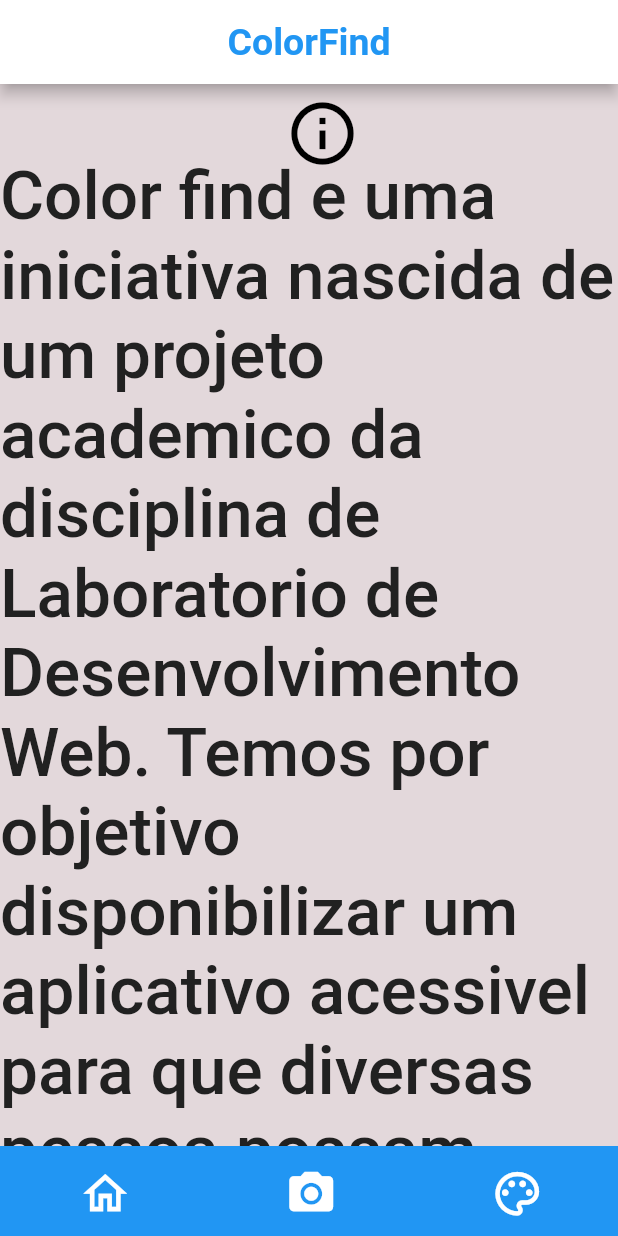
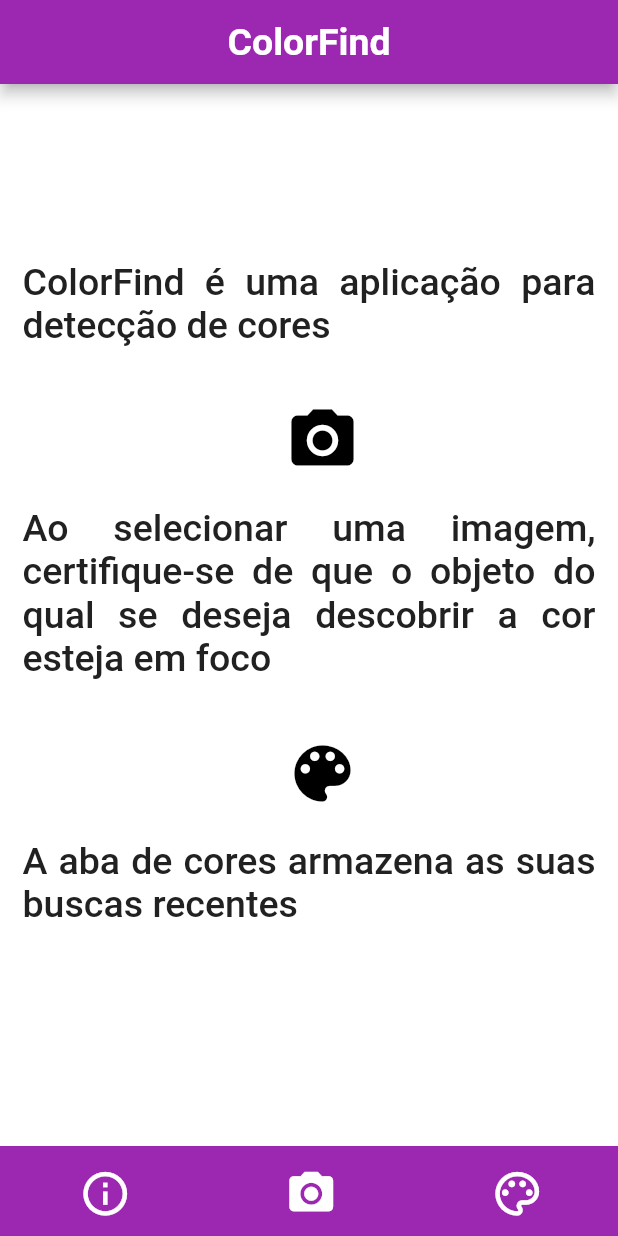
Before and after one commit to ViniciusLAAraujo/ColorFindLDDM, a Flutter app: the screen it shows after launch, on a phone screen of 412 x 824 dp. Run offline on Flutter 3.47's test engine with Material 2 defaults, Android fonts, the light colour scheme and no system bars; our stand-ins replace camera, firebase_core, firebase_storage, image_picker, persistent_bottom_nav_bar; accounts and stored records are empty.

Commit message:
Changes in pages

```diff
--- a/lib/camera.dart
+++ b/lib/camera.dart
@@ -8,7 +8,7 @@ import 'package:image_picker/image_picker.dart';
 import 'package:firebase_storage/firebase_storage.dart' as firebase_storage;
 import 'package:path/path.dart';
 
-
+import 'package:http/http.dart' as http;
 
 class Page2 extends StatefulWidget{
   const Page2({Key? key}) : super(key: key);
@@ -128,7 +128,9 @@ class _Page2State extends State<Page2> {
       child: Row(
         mainAxisAlignment: MainAxisAlignment.center,
         children: <Widget>[
-          CircleAvatar(
+          Padding(
+            padding: const EdgeInsets.all(8.0),
+            child: CircleAvatar(
               radius: 32,
               backgroundColor: Colors.black.withOpacity(0.5),
               child: IconButton(
@@ -140,7 +142,10 @@ class _Page2State extends State<Page2> {
                 onPressed: tirarFoto,
               ),
             ),
-          CircleAvatar(
+          ),
+          Padding(
+            padding: const EdgeInsets.all(8.0),
+            child: CircleAvatar(
               radius: 32,
               backgroundColor: Colors.black.withOpacity(0.5),
               child: IconButton(
@@ -150,6 +155,7 @@ class _Page2State extends State<Page2> {
                   size: 30,
                 ),
                 onPressed: EscolheFoto,
+              ),
             ),
           ),
         ],
@@ -180,6 +186,8 @@ class _Page2State extends State<Page2> {
       }
     });
   }
+
+
   uploadFile() async {
 
     if (_photo == null) return;
--- a/lib/colors.dart
+++ b/lib/colors.dart
@@ -1,3 +1,4 @@
+
 import 'package:flutter/material.dart';
 
 
@@ -63,6 +64,21 @@ class MyItem extends StatelessWidget {
       ),
       title: Text('Material Color #${index + 1}'),
       subtitle: Text('#$hexRgb'),
+      trailing:Container(
+        width:MediaQuery.of(context).size.width * 0.25,
+        child: Row(
+          children:[
+            IconButton(
+                onPressed: (){},
+                icon: Icon(Icons.edit),
+            ),
+            IconButton(
+                onPressed: (){},
+                icon: Icon(Icons.delete_forever_outlined),
+            )
+          ]
+        ),
+      ),
     );
   }
 }
--- a/lib/home.dart
+++ b/lib/home.dart
@@ -26,16 +26,16 @@ class _HomePageState extends State<HomePage> {
     return Scaffold(
       backgroundColor: const Color(0xffC4DFCB),
       appBar: AppBar(
-        title: Text(
+        title: const Text(
           "ColorFind",
           style: TextStyle(
-            color: Theme.of(context).primaryColor,
+            color: Colors.white,
             fontSize: 25,
             fontWeight: FontWeight.w600,
           ),
         ),
         centerTitle: true,
-        backgroundColor: Colors.white,
+        backgroundColor: Colors.purple  ,
       ),
       body: pages[pageIndex],
       bottomNavigationBar: buildMyNavBar(context),
@@ -45,8 +45,8 @@ class _HomePageState extends State<HomePage> {
   Container buildMyNavBar(BuildContext context) {
     return Container(
       height: 60,
-      decoration: BoxDecoration(
-        color: Theme.of(context).primaryColor,
+      decoration: const BoxDecoration(
+        color: Colors.purple,
       ),
       child: Row(
         mainAxisAlignment: MainAxisAlignment.spaceAround,
@@ -60,12 +60,12 @@ class _HomePageState extends State<HomePage> {
             },
             icon: pageIndex == 0
                 ? const Icon(
-              Icons.home_outlined,
+              Icons.info_outline,
               color: Colors.white,
               size: 35,
             )
                 : const Icon(
-              Icons.home_outlined,
+              Icons.info_outlined,
               color: Colors.white,
               size: 35,
             ),
--- a/lib/info.dart
+++ b/lib/info.dart
@@ -14,30 +14,71 @@ class _Page1State extends State<Page1> {
   @override
   Widget build(BuildContext context) {
     return Container(
-      color: const Color(0xffe3d8db),
+      color: const Color(0xffffffff),
       child: Center(
         child: SingleChildScrollView(
           scrollDirection: Axis.vertical,
           child: Column(
               children:<Widget>[
+                Padding(
+                  padding: const EdgeInsets.all(15.0),
+                  child: Column(
+                    children: <Widget>[
+                      Text(
+                        "ColorFind é uma aplicação para detecção de cores\n",
+                        textAlign: TextAlign.justify,
 
+                        style: TextStyle(
+                          color: Colors.grey[900],
+                          fontSize: 25,
+                          fontWeight: FontWeight.w500,
+                        ),
+                      ),
                       IconButton(
                         enableFeedback: false,
                         onPressed: () {
                         },
                         icon: const Icon(
-                    Icons.info_outline,
+                          Icons.camera_alt,
                           color: Colors.black,
                           size: 50,
                         ),
                       ),
                       Text(
-                  "Color find e uma iniciativa nascida de um projeto academico da disciplina de Laboratorio de Desenvolvimento Web. Temos por objetivo disponibilizar um aplicativo acessivel para que diversas pessoa possam facilmente encontrar o nome de uma cor a partir de uma foto.",
+                        "\n"
+                        "Ao selecionar uma imagem, certifique-se de que o objeto do qual se deseja descobrir a cor esteja em foco\n",
+                        textAlign: TextAlign.justify,
+
                         style: TextStyle(
                           color: Colors.grey[900],
-                    fontSize: 45,
+                          fontSize: 25,
                           fontWeight: FontWeight.w500,
-                  ),)
+                        ),
+                      ),
+                      IconButton(
+                        enableFeedback: false,
+                        onPressed: () {
+                        },
+                        icon: const Icon(
+                          Icons.color_lens,
+                          color: Colors.black,
+                          size: 50,
+                        ),
+                      ),
+                      Text(
+                        "\n"
+                        "A aba de cores armazena as suas buscas recentes\n",
+                        textAlign: TextAlign.justify,
+
+                        style: TextStyle(
+                          color: Colors.grey[900],
+                          fontSize: 25,
+                          fontWeight: FontWeight.w500,
+                        ),
+                      ),
+                    ]
+                  )
+                )
               ]
 
           ),
--- a/pubspec.yaml
+++ b/pubspec.yaml
@@ -36,6 +36,7 @@ dependencies:
   firebase_storage: ^11.0.4
   path: ^1.8.0
   image_picker: ^0.8.4
+  http: ^0.13.5
 
   # The following adds the Cupertino Icons font to your application.
   # Use with the CupertinoIcons class for iOS style icons.
```
Also changed, not shown: pubspec.lock, 4 other files. Lines whose indentation alone changed are shown as unchanged.
